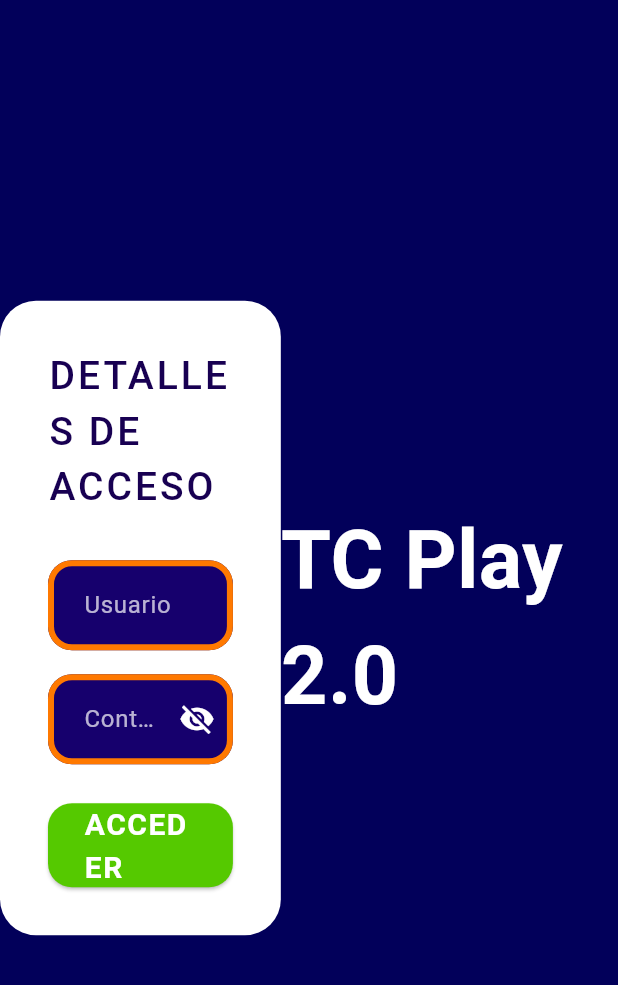
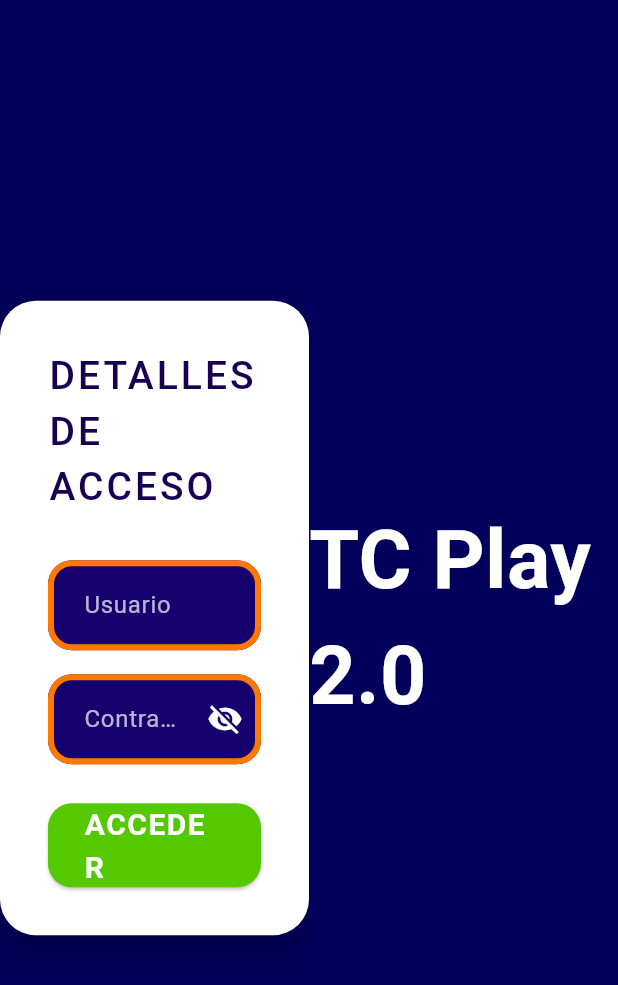
Before and after one commit to AlbertLanda/tc-play-2, a Flutter app: the screen it shows after launch, on a phone screen of 412 x 824 dp. Shown: the top 985 px of the screen. Run offline on Flutter 3.47's test engine with Material 3 defaults, Android fonts, the phone set to English and light mode, and no system bars.

```diff
--- a/mobile_app/lib/features/auth/screens/login_screen.dart
+++ b/mobile_app/lib/features/auth/screens/login_screen.dart
@@ -21,6 +21,7 @@ class _LoginScreenState extends State<LoginScreen> {
   final AuthService _authService = AuthService();
 
   bool _isLoading = false;
+  bool _obscurePassword = true;
 
   @override
   void dispose() {
@@ -89,16 +90,25 @@ class _LoginScreenState extends State<LoginScreen> {
       body: Row(
         children: [
           Expanded(
-            flex: 5,
+            flex: 1,
             child: Container(
               color: AppColors.background,
               child: Center(
                 child: Container(
-                  width: 430,
+                  width: MediaQuery.of(context).size.width < 600
+                      ? MediaQuery.of(context).size.width * 0.9
+                      : 430,
                   padding: const EdgeInsets.all(32),
                   decoration: BoxDecoration(
                     color: AppColors.white,
                     borderRadius: BorderRadius.circular(24),
+                    boxShadow: const [
+                      BoxShadow(
+                        color: Colors.black26,
+                        blurRadius: 20,
+                        offset: Offset(0, 8),
+                      ),
+                    ],
                   ),
                   child: Column(
                     mainAxisSize: MainAxisSize.min,
@@ -148,7 +158,7 @@ class _LoginScreenState extends State<LoginScreen> {
                       const SizedBox(height: 16),
                       TextField(
                         controller: _passwordController,
-                        obscureText: true,
+                        obscureText: _obscurePassword,
                         style: const TextStyle(
                           color: AppColors.white,
                         ),
@@ -163,9 +173,18 @@ class _LoginScreenState extends State<LoginScreen> {
                             horizontal: 20,
                             vertical: 18,
                           ),
-                          suffixIcon: const Icon(
-                            Icons.visibility_off,
+                          suffixIcon: IconButton(
+                            icon: Icon(
+                              _obscurePassword
+                              ? Icons.visibility_off
+                              : Icons.visibility,
                           color: AppColors.white,
+                          ),
+                          onPressed: () {
+                            setState(() {
+                              _obscurePassword = !_obscurePassword;
+                            });
+                          },
                         ),
                         enabledBorder: OutlineInputBorder(
                           borderRadius: BorderRadius.circular(16),
@@ -222,7 +241,7 @@ class _LoginScreenState extends State<LoginScreen> {
             ),
           ),
           Expanded(
-            flex: 6,
+            flex: 1,
             child: Container(
               color: AppColors.background,
               child: const Center(
```
Lines whose indentation alone changed are shown as unchanged.
